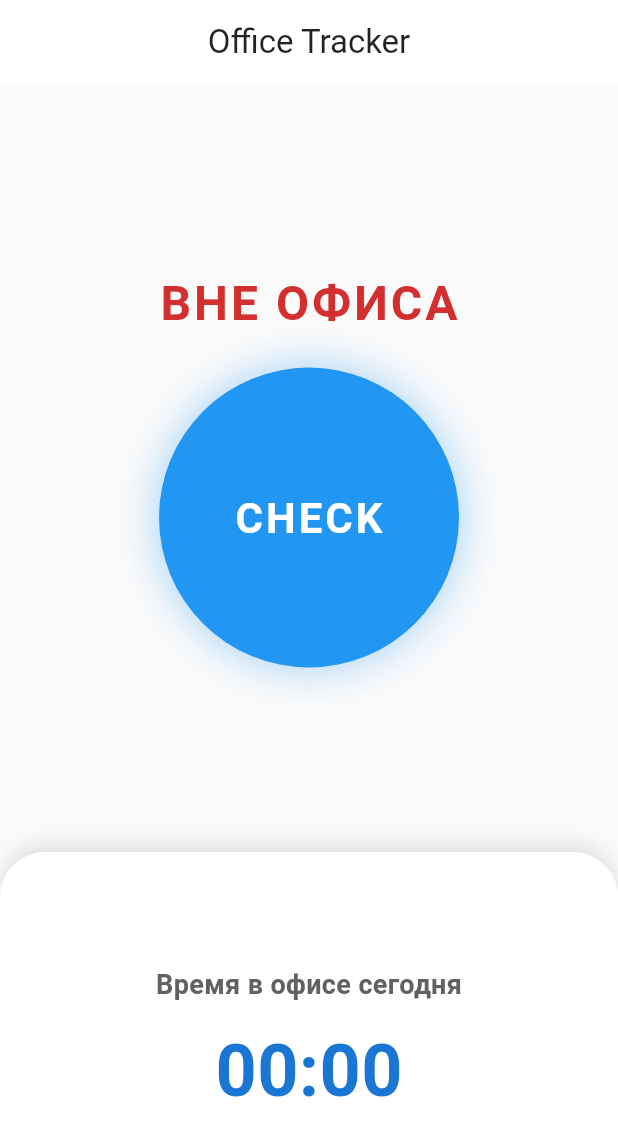
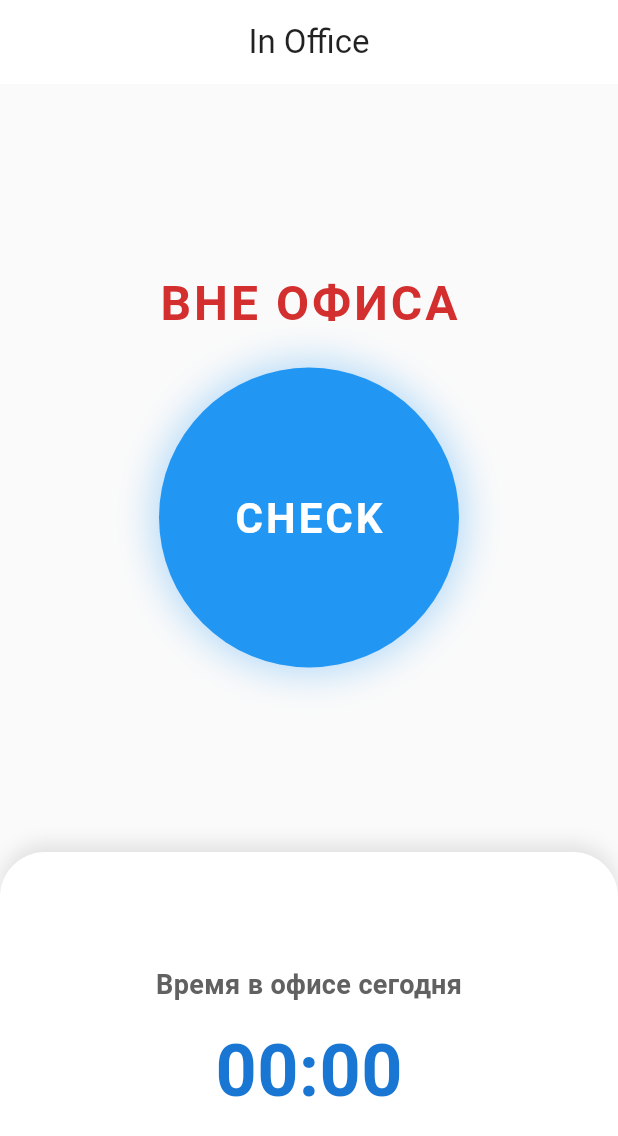
Before and after one commit to SipanBabajanyan/Tracker-office, a Flutter app: the screen it shows after launch, on a phone screen of 412 x 824 dp. Shown: the top 1136 px of the screen. Run offline on Flutter 3.47's test engine with Material 3 defaults, Android fonts, the phone set to English and light mode, and no system bars; our stand-ins replace permission_handler, shared_preferences, sqflite; missing offline and left inert: network_info_plus; accounts and stored records are empty.

Commit message:
Change app name to 'In Office' and update description

```diff
--- a/lib/screens/home_screen.dart
+++ b/lib/screens/home_screen.dart
@@ -114,7 +114,7 @@ class _HomeScreenState extends State<HomeScreen> {
     return Scaffold(
       backgroundColor: Colors.grey[50],
       appBar: AppBar(
-        title: const Text('Office Tracker'),
+        title: const Text('In Office'),
         backgroundColor: Colors.white,
         foregroundColor: Colors.black87,
         elevation: 0,
--- a/pubspec.yaml
+++ b/pubspec.yaml
@@ -1,5 +1,5 @@
 name: office_tracker
-description: "A new Flutter project."
+description: "In Office - Office tracking app"
 # The following line prevents the package from being accidentally published to
 # pub.dev using `flutter pub publish`. This is preferred for private packages.
 publish_to: 'none' # Remove this line if you wish to publish to pub.dev
```
Also changed, not shown: 1 other file.
